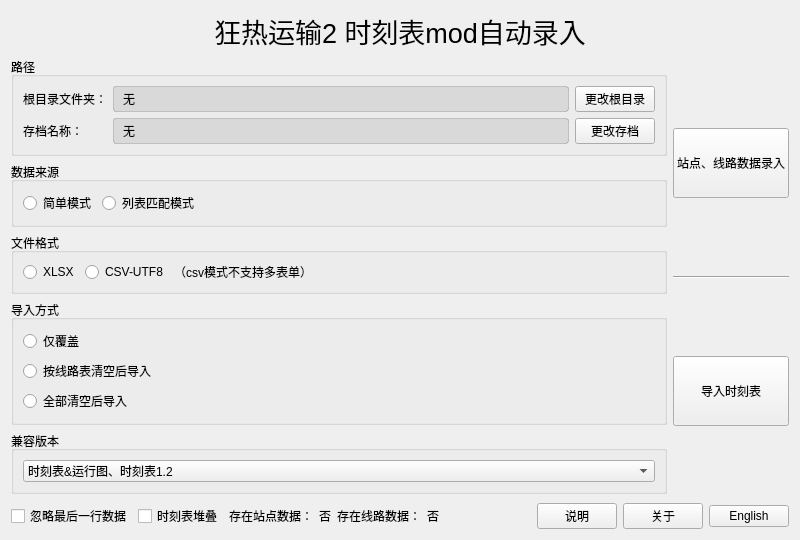
zm0423/tpf2_autofill, file ui/mainui.ui: the form before one commit.
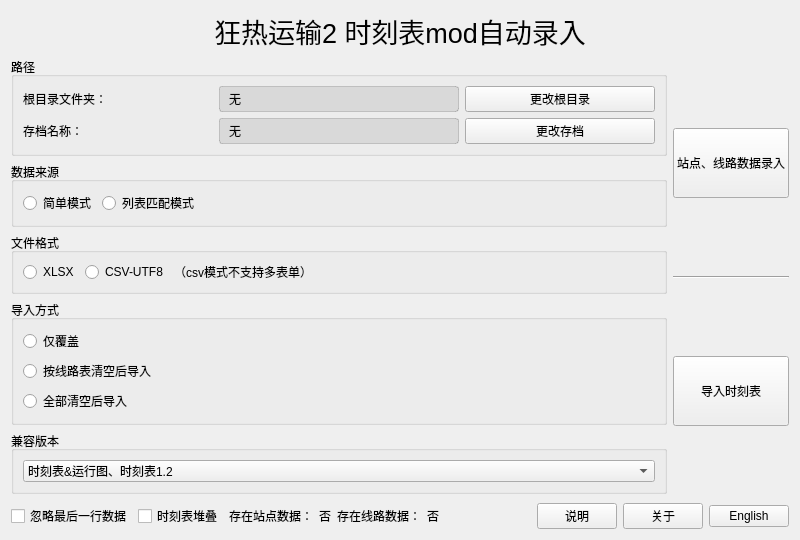
The form after the commit.

Commit message: path elide, add missing resources.qrc, update translations for new ui

The edit to the form file:
```diff
--- a/ui/mainui.ui
+++ b/ui/mainui.ui
@@ -63,6 +63,12 @@
             <property name="styleSheet">
              <string notr="true">background-color: rgba(0, 0, 0, 20); border: 1px solid rgba(0, 0, 0, 40); border-radius: 3px; padding: 2px 6px;</string>
             </property>
+            <property name="maximumSize">
+             <size>
+              <width>240</width>
+              <height>16777215</height>
+             </size>
+            </property>
            </widget>
           </item>
           <item row="0" column="2">
@@ -96,6 +102,12 @@
             <property name="styleSheet">
              <string notr="true">background-color: rgba(0, 0, 0, 20); border: 1px solid rgba(0, 0, 0, 40); border-radius: 3px; padding: 2px 6px;</string>
             </property>
+            <property name="maximumSize">
+             <size>
+              <width>240</width>
+              <height>16777215</height>
+             </size>
+            </property>
            </widget>
           </item>
           <item row="1" column="2">
```
The commit also changes 5 other files.
